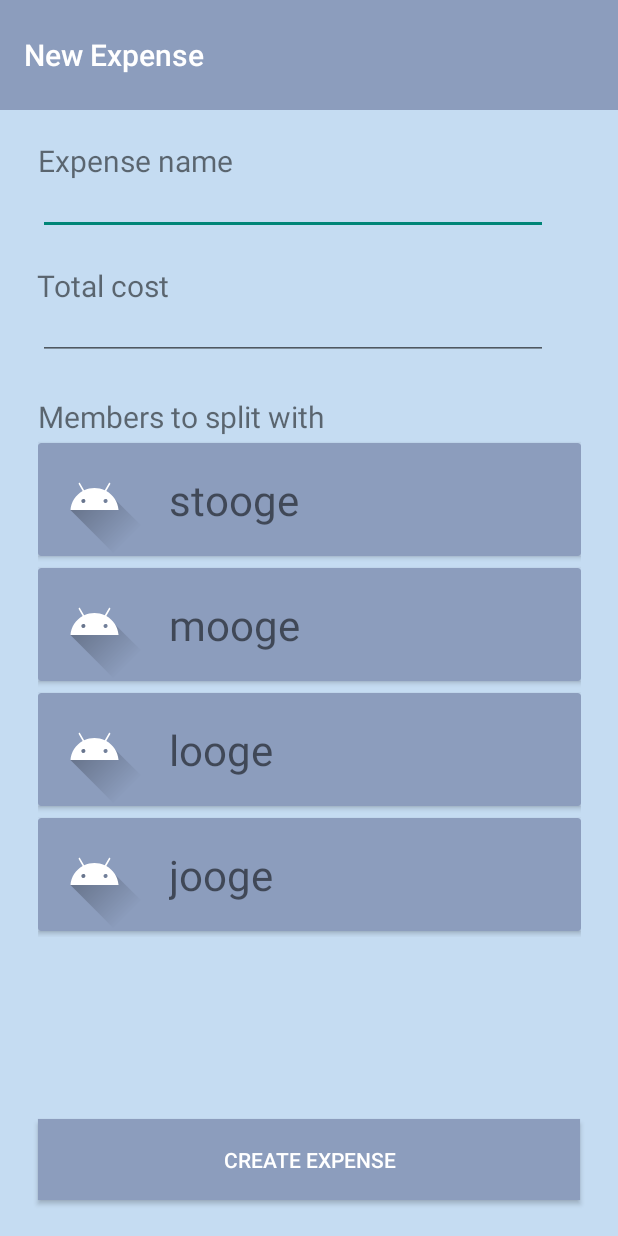
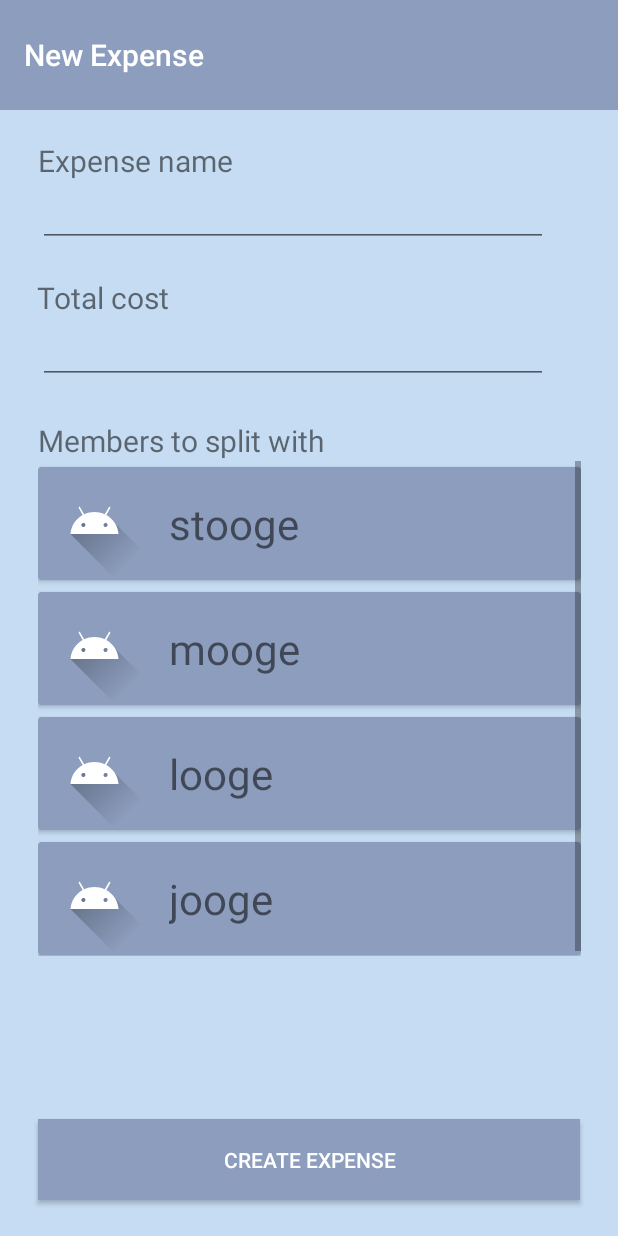
Before and after one commit to stephchi0/pack-pals, an Android app: the ExpensesPageActivity screen opened directly, with no data from a screen before it, after a tap on "ADD NEW EXPENSE", on a phone screen of 412 x 824 dp. Run offline under Robolectric (Android 15) with nearby library versions, the phone set to English and light mode, and no system bars; our stand-ins replace Firebase (no records; nobody signed in at launch, a user with empty details on screens opened directly).

Commit message:
refactored expense activities into fragments, added new expense functionality

```diff
--- a/app/build.gradle
+++ b/app/build.gradle
@@ -61,6 +61,8 @@ dependencies {
     implementation 'com.google.android.material:material:1.5.0'
     implementation 'androidx.constraintlayout:constraintlayout:2.1.4'
     implementation 'com.google.firebase:firebase-firestore-ktx:24.4.1'
+    implementation 'androidx.lifecycle:lifecycle-viewmodel-ktx:2.3.1'
+    implementation 'androidx.fragment:fragment-ktx:1.3.6'
     testImplementation 'junit:junit:4.13.2'
     androidTestImplementation 'androidx.test.ext:junit:1.1.5'
     androidTestImplementation 'androidx.test.espresso:espresso-core:3.5.1'
--- a/app/src/main/AndroidManifest.xml
+++ b/app/src/main/AndroidManifest.xml
@@ -13,10 +13,7 @@
         android:theme="@style/Theme.PackPals"
         tools:targetApi="31">
         <activity
-            android:name=".activities.NewExpensePageActivity"
-            android:exported="false" />
-        <activity
-            android:name=".activities.ExpensesPageActivity"
+            android:name=".views.expenses.ExpensesPageActivity"
             android:exported="false" />
         <activity
             android:name=".MainActivity"
--- a/app/src/main/java/com/example/packpals/activities/ExpensesPageActivity.kt
+++ /dev/null
@@ -1,45 +0,0 @@
-package com.example.packpals.activities
-
-import android.content.Intent
-import android.os.Bundle
-import android.view.LayoutInflater
-import android.widget.Button
-import android.widget.LinearLayout
-import android.widget.TextView
-import androidx.activity.viewModels
-import androidx.appcompat.app.AppCompatActivity
-import com.example.packpals.R
-import com.example.packpals.viewmodels.ExpensesPageViewModel
-import java.text.SimpleDateFormat
-
-class ExpensesPageActivity : AppCompatActivity() {
-    private val viewModel: ExpensesPageViewModel by viewModels()
-
-    override fun onCreate(savedInstanceState: Bundle?) {
-        super.onCreate(savedInstanceState)
-        setContentView(R.layout.activity_expenses_page)
-
-        val linearLayout = findViewById<LinearLayout>(R.id.expensesLinearLayout)
-        viewModel.expensesList.observe(this) { expensesList ->
-            for (expense in expensesList) {
-                val expenseView = LayoutInflater.from(this).inflate(R.layout.view_expense, linearLayout, false)
-
-                expenseView.findViewById<TextView>(R.id.expenseTitle).text = expense.title
-                expenseView.findViewById<TextView>(R.id.expenseDate).text = SimpleDateFormat("MM/dd/yyyy").format(expense.date)
-                expenseView.findViewById<TextView>(R.id.expenseAmountOwed).text = String.format("You owe $%.2f", expense.amountPaid)
-
-                expenseView.setOnClickListener {
-                    // fill in later with expense details
-                }
-
-                linearLayout.addView(expenseView)
-            }
-        }
-
-        val addNewExpenseButton = findViewById<Button>(R.id.addNewExpenseButton)
-        addNewExpenseButton.setOnClickListener {
-            val intent = Intent(this, NewExpensePageActivity::class.java)
-            startActivity(intent)
-        }
-    }
-}
--- a/app/src/main/java/com/example/packpals/activities/NewExpensePageActivity.kt
+++ /dev/null
@@ -1,40 +0,0 @@
-package com.example.packpals.activities
-
-import androidx.appcompat.app.AppCompatActivity
-import android.os.Bundle
-import android.view.LayoutInflater
-import android.widget.Button
-import android.widget.LinearLayout
-import android.widget.TextView
-import androidx.activity.viewModels
-import com.example.packpals.R
-import com.example.packpals.viewmodels.NewExpensePageViewModel
-
-class NewExpensePageActivity : AppCompatActivity() {
-    private val viewModel: NewExpensePageViewModel by viewModels()
-
-    override fun onCreate(savedInstanceState: Bundle?) {
-        super.onCreate(savedInstanceState)
-        setContentView(R.layout.activity_new_expense_page)
-
-        val linearLayout = findViewById<LinearLayout>(R.id.newExpenseLinearLayout)
-        viewModel.palsList.observe(this) { palsList ->
-            for (pal in palsList) {
-                val addPalView = LayoutInflater.from(this).inflate(R.layout.view_add_pal, linearLayout, false)
-
-                addPalView.findViewById<TextView>(R.id.palName).text = pal.name
-
-                addPalView.setOnClickListener {
-                    println(pal.name)
-                }
-
-                linearLayout.addView(addPalView)
-            }
-        }
-
-        val createExpenseButton = findViewById<Button>(R.id.createExpenseButton)
-        createExpenseButton.setOnClickListener {
-            finish()
-        }
-    }
-}
--- a/app/src/main/java/com/example/packpals/models/Pal.kt
+++ b/app/src/main/java/com/example/packpals/models/Pal.kt
@@ -1,7 +1,7 @@
 package com.example.packpals.models
 
 data class Pal(
-    val id: Int,
+    val id: String,
     val username: String,
     val name: String,
     val profilePictureURL: String
--- a/app/src/main/java/com/example/packpals/viewmodels/ExpensesPageViewModel.kt
+++ b/app/src/main/java/com/example/packpals/viewmodels/ExpensesPageViewModel.kt
@@ -15,6 +15,18 @@ class ExpensesPageViewModel : ViewModel() {
     private val _expensesList: MutableLiveData<List<Expense>> = MutableLiveData()
     val expensesList: LiveData<List<Expense>> get() = _expensesList
 
+    val palsList: MutableLiveData<List<Pal>> = MutableLiveData(
+        listOf(
+            Pal("id1", "username123", "stooge", ""),
+            Pal("id2", "mooge246", "mooge", ""),
+            Pal("id3", "test998", "looge", ""),
+            Pal("id4", "bruh999", "jooge", "")
+        )
+    )
+
+    private val _payingPalIds: MutableLiveData<Set<String>> = MutableLiveData(emptySet())
+    val payingPalIds: LiveData<Set<String>> get() = _payingPalIds
+
     init {
         fetchExpenses()
     }
@@ -31,4 +43,22 @@ class ExpensesPageViewModel : ViewModel() {
             _expensesList.value = newExpenseList
         }
     }
+
+    fun addRemovePayingPal(palId: String) {
+        val newPayingPalIds = _payingPalIds.value!!.toMutableSet()
+        if (palId in newPayingPalIds) {
+            newPayingPalIds.remove(palId)
+        }
+        else {
+            newPayingPalIds.add(palId)
+        }
+
+        _payingPalIds.value = newPayingPalIds
+    }
+
+    fun createExpense(title: String, date: Date, amountPaid: Double) {
+        val newExpense = Expense(title, date, amountPaid, "payerid", _payingPalIds.value!!.toList())
+        expensesCollectionRef.add(newExpense)
+        fetchExpenses()
+    }
 }
--- a/app/src/main/java/com/example/packpals/viewmodels/NewExpensePageViewModel.kt
+++ /dev/null
@@ -1,17 +0,0 @@
-package com.example.packpals.viewmodels
-
-import androidx.lifecycle.LiveData
-import androidx.lifecycle.MutableLiveData
-import androidx.lifecycle.ViewModel
-import com.example.packpals.models.Pal
-
-class NewExpensePageViewModel : ViewModel() {
-    val palsList: LiveData<List<Pal>> = MutableLiveData(
-        listOf(
-            Pal(1, "username123", "stooge", ""),
-            Pal(2, "mooge246", "mooge", ""),
-            Pal(3, "test998", "looge", ""),
-            Pal(4, "bruh999", "jooge", "")
-        )
-    )
-}
--- /dev/null
+++ b/app/src/main/java/com/example/packpals/views/expenses/ExpenseListFragment.kt
@@ -0,0 +1,67 @@
+package com.example.packpals.views.expenses
+
+import android.os.Bundle
+import androidx.fragment.app.Fragment
+import android.view.LayoutInflater
+import android.view.View
+import android.view.ViewGroup
+import android.widget.Button
+import android.widget.LinearLayout
+import android.widget.TextView
+import androidx.fragment.app.viewModels
+import com.example.packpals.R
+import com.example.packpals.viewmodels.ExpensesPageViewModel
+import java.text.SimpleDateFormat
+
+class ExpenseListFragment : Fragment() {
+    private val viewModel: ExpensesPageViewModel by viewModels()
+
+    override fun onCreate(savedInstanceState: Bundle?) {
+        super.onCreate(savedInstanceState)
+    }
+
+    override fun onCreateView(
+        inflater: LayoutInflater, container: ViewGroup?,
+        savedInstanceState: Bundle?
+    ): View? {
+        // Inflate the layout for this fragment
+        return inflater.inflate(R.layout.fragment_expense_list, container, false)
+    }
+
+    override fun onViewCreated(view: View, savedInstanceState: Bundle?) {
+        super.onViewCreated(view, savedInstanceState)
+
+        val linearLayout = requireView().findViewById<LinearLayout>(R.id.expensesLinearLayout)
+        viewModel.expensesList.observe(viewLifecycleOwner) { expensesList ->
+            for (expense in expensesList) {
+                val expenseView = LayoutInflater.from(context).inflate(R.layout.view_expense, linearLayout, false)
+
+                expenseView.findViewById<TextView>(R.id.expenseTitle).text = expense.title
+                expenseView.findViewById<TextView>(R.id.expenseDate).text = SimpleDateFormat("MM/dd/yyyy").format(expense.date)
+                // add some logic here for a different message if user id matches payer id
+                expenseView.findViewById<TextView>(R.id.expenseAmountOwed).text = String.format("You owe $%.2f", expense.amountPaid)
+
+                expenseView.setOnClickListener {
+                    // fill in later with expense details
+                }
+
+                linearLayout.addView(expenseView)
+            }
+        }
+
+        val addNewExpenseButton = requireView().findViewById<Button>(R.id.addNewExpenseButton)
+        addNewExpenseButton.setOnClickListener {
+            val transaction = parentFragmentManager.beginTransaction()
+            transaction.replace(R.id.expensesFragmentContainerView, NewExpenseFragment())
+            transaction.commit()
+        }
+    }
+
+    companion object {
+        @JvmStatic
+        fun newInstance() =
+            ExpenseListFragment().apply {
+
+            }
+    }
+}
--- /dev/null
+++ b/app/src/main/java/com/example/packpals/views/expenses/NewExpenseFragment.kt
@@ -0,0 +1,71 @@
+package com.example.packpals.views.expenses
+
+import android.os.Bundle
+import androidx.fragment.app.Fragment
+import android.view.LayoutInflater
+import android.view.View
+import android.view.ViewGroup
+import android.widget.Button
+import android.widget.LinearLayout
+import android.widget.TextView
+import androidx.fragment.app.viewModels
+import com.example.packpals.R
+import com.example.packpals.viewmodels.ExpensesPageViewModel
+import java.util.Date
+
+class NewExpenseFragment : Fragment() {
+    private val viewModel: ExpensesPageViewModel by viewModels()
+
+    override fun onCreate(savedInstanceState: Bundle?) {
+        super.onCreate(savedInstanceState)
+    }
+
+    override fun onCreateView(
+        inflater: LayoutInflater, container: ViewGroup?,
+        savedInstanceState: Bundle?
+    ): View? {
+        // Inflate the layout for this fragment
+        return inflater.inflate(R.layout.fragment_new_expense, container, false)
+    }
+
+    override fun onViewCreated(view: View, savedInstanceState: Bundle?) {
+        super.onViewCreated(view, savedInstanceState)
+
+        val linearLayout = requireView().findViewById<LinearLayout>(R.id.newExpenseLinearLayout)
+        viewModel.payingPalIds.observe(viewLifecycleOwner) { payingPalIds ->
+            for (pal in viewModel.palsList.value!!) {
+                val addPalView = LayoutInflater.from(context).inflate(R.layout.view_add_pal, linearLayout, false)
+
+                addPalView.findViewById<TextView>(R.id.palName).text = pal.name
+                if (pal.id in payingPalIds) {
+                    // style selected paying pals differently
+                }
+                addPalView.setOnClickListener {
+                    viewModel.addRemovePayingPal(pal.id)
+                }
+
+                linearLayout.addView(addPalView)
+            }
+        }
+        val createExpenseButton = requireView().findViewById<Button>(R.id.createExpenseButton)
+        createExpenseButton.setOnClickListener {
+            val txtExpenseName = requireView().findViewById<TextView>(R.id.expenseNameInput).text.toString()
+            val txtTotalCost = requireView().findViewById<TextView>(R.id.totalCostInput).text.toString().toDoubleOrNull()
+            if (txtExpenseName.isNotEmpty() && txtTotalCost != null) {
+                viewModel.createExpense(txtExpenseName, Date(), txtTotalCost)
+            }
+
+            val transaction = parentFragmentManager.beginTransaction()
+            transaction.replace(R.id.expensesFragmentContainerView, ExpenseListFragment())
+            transaction.commit()
+        }
+    }
+
+    companion object {
+        @JvmStatic
+        fun newInstance() =
+            NewExpenseFragment().apply {
+
+            }
+    }
+}
--- a/app/src/main/res/layout/activity_expenses_page.xml
+++ b/app/src/main/res/layout/activity_expenses_page.xml
@@ -1,54 +1,16 @@
 <?xml version="1.0" encoding="utf-8"?>
 <androidx.constraintlayout.widget.ConstraintLayout xmlns:android="http://schemas.android.com/apk/res/android"
-    xmlns:app="http://schemas.android.com/apk/res-auto"
     xmlns:tools="http://schemas.android.com/tools"
     android:layout_width="match_parent"
     android:layout_height="match_parent"
-    android:background="@color/light_blue"
-    tools:context=".activities.ExpensesPageActivity">
+    tools:context=".views.expenses.ExpensesPageActivity" >
 
-    <Button
-        android:id="@+id/addNewExpenseButton"
-        android:layout_width="361dp"
-        android:layout_height="54dp"
-        android:layout_marginBottom="24dp"
-        android:background="@color/dark_blue"
-        android:text="Add New Expense"
-        android:textColor="@color/white"
-        app:layout_constraintBottom_toBottomOf="parent"
-        app:layout_constraintEnd_toEndOf="parent"
-        app:layout_constraintHorizontal_bias="0.494"
-        app:layout_constraintStart_toStartOf="parent" />
-
-    <androidx.appcompat.widget.Toolbar
-        android:id="@+id/toolbar"
+    <androidx.fragment.app.FragmentContainerView
+        android:id="@+id/expensesFragmentContainerView"
+        android:name="com.example.packpals.views.expenses.ExpenseListFragment"
         android:layout_width="match_parent"
-        android:layout_height="73dp"
-        android:background="@color/dark_blue"
-        android:minHeight="?attr/actionBarSize"
-        android:theme="?attr/actionBarTheme"
-        app:layout_constraintEnd_toEndOf="parent"
-        app:layout_constraintStart_toStartOf="parent"
-        app:layout_constraintTop_toTopOf="parent"
-        app:title="Expenses"
-        app:titleTextColor="@color/white" />
-
-    <ScrollView
-        android:id="@+id/expensesScrollView"
-        android:layout_width="358dp"
-        android:layout_height="563dp"
-        android:layout_marginTop="1dp"
-        android:layout_marginBottom="1dp"
-        app:layout_constraintBottom_toTopOf="@+id/addNewExpenseButton"
-        app:layout_constraintEnd_toEndOf="parent"
-        app:layout_constraintStart_toStartOf="parent"
-        app:layout_constraintTop_toBottomOf="@+id/toolbar">
-
-        <LinearLayout
-            android:id="@+id/expensesLinearLayout"
-            android:layout_width="match_parent"
-            android:layout_height="wrap_content"
-            android:orientation="vertical" />
-    </ScrollView>
+        android:layout_height="match_parent"
+        tools:layout_editor_absoluteX="136dp"
+        tools:layout_editor_absoluteY="189dp" />
 
 </androidx.constraintlayout.widget.ConstraintLayout>
--- a/app/src/main/res/layout/activity_new_expense_page.xml
+++ b/app/src/main/res/layout/fragment_new_expense.xml
@@ -2,10 +2,11 @@
 <androidx.constraintlayout.widget.ConstraintLayout xmlns:android="http://schemas.android.com/apk/res/android"
     xmlns:app="http://schemas.android.com/apk/res-auto"
     xmlns:tools="http://schemas.android.com/tools"
+    android:id="@+id/newExpenseFragment"
     android:layout_width="match_parent"
     android:layout_height="match_parent"
     android:background="@color/light_blue"
-    tools:context=".activities.NewExpensePageActivity">
+    tools:context=".views.expenses.NewExpenseFragment">
 
     <Button
         android:id="@+id/createExpenseButton"
@@ -36,7 +37,7 @@
     <EditText
         android:id="@+id/expenseNameInput"
         android:layout_width="340dp"
-        android:layout_height="32dp"
+        android:layout_height="40dp"
         android:layout_marginTop="4dp"
         android:ems="10"
         android:inputType="text"
@@ -48,7 +49,7 @@
     <EditText
         android:id="@+id/totalCostInput"
         android:layout_width="340dp"
-        android:layout_height="32dp"
+        android:layout_height="40dp"
         android:layout_marginTop="4dp"
         android:ems="10"
         android:inputType="text"
@@ -95,7 +96,7 @@
 
     <ScrollView
         android:layout_width="362dp"
-        android:layout_height="349dp"
+        android:layout_height="330dp"
         app:layout_constraintBottom_toTopOf="@+id/createExpenseButton"
         app:layout_constraintEnd_toEndOf="parent"
         app:layout_constraintHorizontal_bias="0.507"
--- a/app/src/main/res/layout/view_add_pal.xml
+++ b/app/src/main/res/layout/view_add_pal.xml
@@ -1,7 +1,6 @@
 <?xml version="1.0" encoding="utf-8"?>
 <androidx.cardview.widget.CardView xmlns:android="http://schemas.android.com/apk/res/android"
     xmlns:app="http://schemas.android.com/apk/res-auto"
-    xmlns:tools="http://schemas.android.com/tools"
     android:layout_width="match_parent"
     android:layout_height="75dp"
     android:layout_marginTop="4dp"
```
Also changed, not shown: app/src/main/java/com/example/packpals/views/expenses/ExpensesPageActivity.kt (added, +12 -0 lines), app/src/main/res/layout/fragment_expense_list.xml (added, +55 -0 lines), 1 other file.
